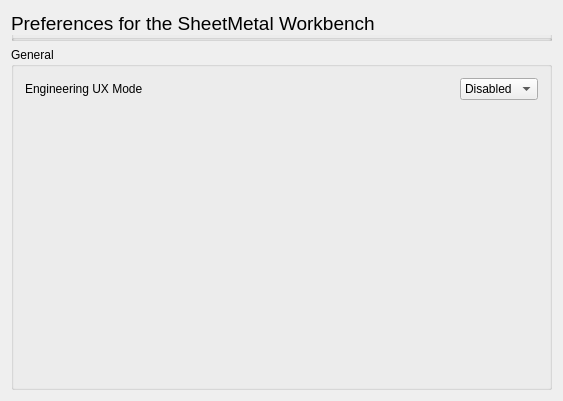
Old version of the form SMprefs.ui in the repository shaise/FreeCAD_SheetMetal.
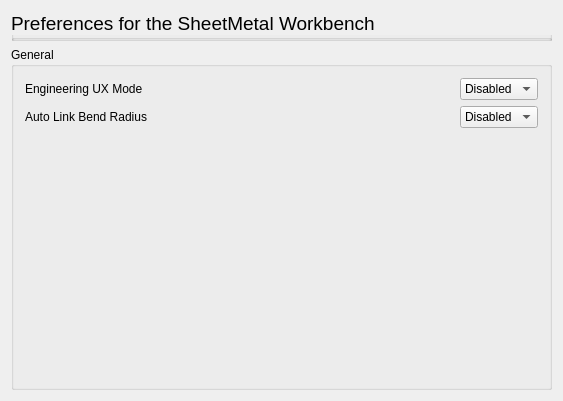
New version of the form. Custom widgets are drawn as their Qt base class.

Commit message: Add the option to auto-link wall bend radius

Diff of the .ui file:
```diff
--- a/SMprefs.ui
+++ b/SMprefs.ui
@@ -66,7 +66,63 @@
            <string>EngineeringUXMode</string>
           </property>
           <property name="prefPath" stdset="0">
-           <string>Mod/SheetMetal</string>
+           <cstring>Mod/SheetMetal</cstring>
+          </property>
+          <item>
+           <property name="text">
+            <string>Disabled</string>
+           </property>
+          </item>
+          <item>
+           <property name="text">
+            <string>Enabled</string>
+           </property>
+          </item>
+         </widget>
+        </item>
+       </layout>
+      </item>
+      <item>
+       <layout class="QHBoxLayout" name="horizontalLayout_2">
+        <property name="topMargin">
+         <number>0</number>
+        </property>
+        <item>
+         <widget class="QLabel" name="label_2">
+          <property name="text">
+           <string>Auto Link Bend Radius</string>
+          </property>
+         </widget>
+        </item>
+        <item>
+         <spacer name="horizontalSpacer_2">
+          <property name="orientation">
+           <enum>Qt::Horizontal</enum>
+          </property>
+          <property name="sizeHint" stdset="0">
+           <size>
+            <width>40</width>
+            <height>20</height>
+           </size>
+          </property>
+         </spacer>
+        </item>
+        <item>
+         <widget class="Gui::PrefComboBox" name="gui::comboBox_2">
+          <property name="enabled">
+           <bool>true</bool>
+          </property>
+          <property name="toolTip">
+           <string>Method of icon grouping</string>
+          </property>
+          <property name="currentIndex">
+           <number>0</number>
+          </property>
+          <property name="prefEntry" stdset="0">
+           <cstring>AutoLinkBendRadius</cstring>
+          </property>
+          <property name="prefPath" stdset="0">
+           <cstring>Mod/SheetMetal</cstring>
           </property>
           <item>
            <property name="text">
```
Left out of the diff: 2 changed lines with no effect on the pictures. The commit also changes 1 other file.
